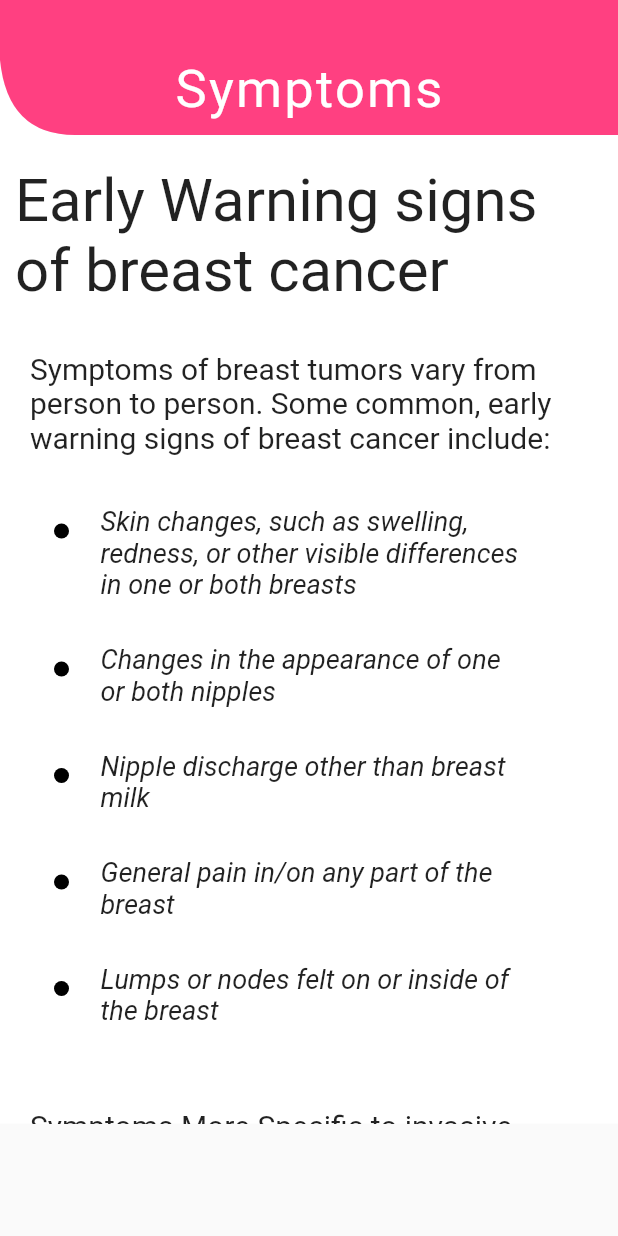
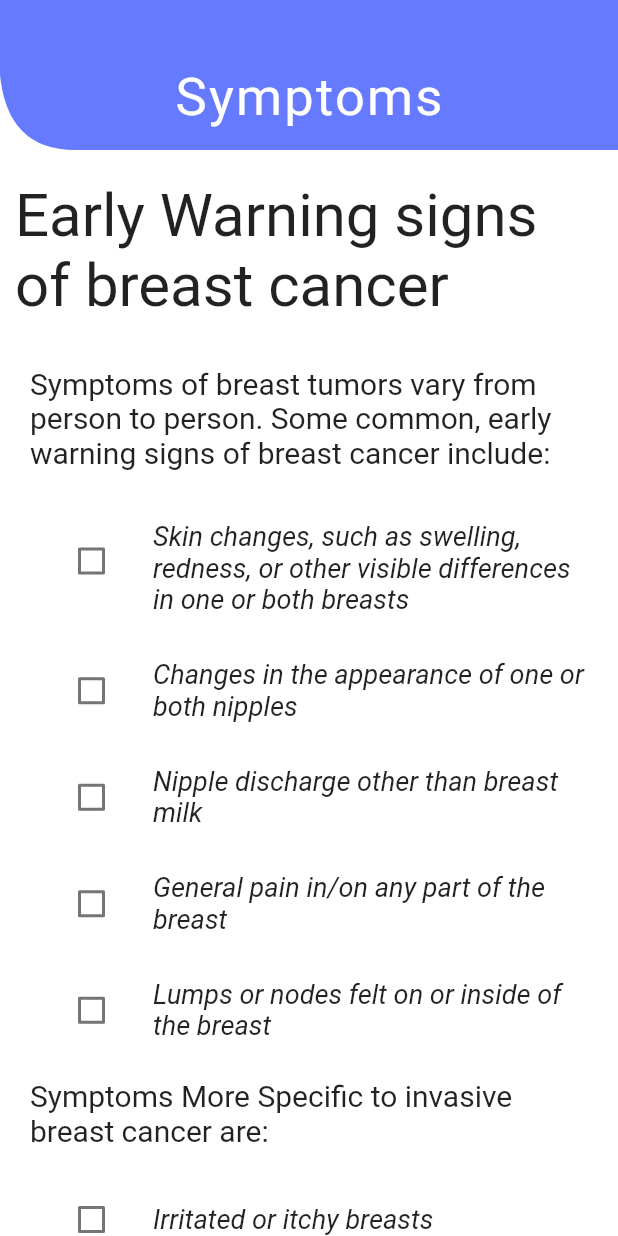
Before and after one commit to ParthPandey2236/Healthx, a Flutter app: the Symptoms screen opened directly, on a phone screen of 412 x 824 dp. Run offline on Flutter 3.47's test engine with Material 2 defaults, Android fonts, the light colour scheme and no system bars; our stand-ins replace cloud_firestore, eva_icons_flutter, firebase_auth, firebase_core, shared_preferences; accounts and stored records are empty.

Commit message:
Update SymptomsPage.dart

```diff
--- a/lib/SymptomsPage.dart
+++ b/lib/SymptomsPage.dart
@@ -1,5 +1,6 @@
 import 'package:flutter/material.dart';
-import 'package:eva_icons_flutter/eva_icons_flutter.dart';
+int Total_female_symptoms = 20;
+int Total_male_symptoms = 4;
 
 class Symptoms extends StatefulWidget {
   @override
@@ -8,20 +9,19 @@ class Symptoms extends StatefulWidget {
 
 class _SymptomsState extends State<Symptoms> {
   @override
+  void initState(){
+    Total_female_symptoms = 20;
+    Total_male_symptoms = 4;
+    super.initState();
+  }
+  @override
   Widget build(BuildContext context) {
     return Scaffold(
       body: Container(
         width: MediaQuery.of(context).size.width,
-        height: MediaQuery.of(context).size.height-75,
+        height: MediaQuery.of(context).size.height,
         decoration: BoxDecoration(
           color: Colors.white,
-          // image: new DecorationImage(
-          //     image: new AssetImage('assets/Pink.png'),
-          //     colorFilter:
-          //     ColorFilter.mode(Colors.black.withOpacity(0.2),
-          //         BlendMode.dstATop),
-          //     fit: BoxFit.cover
-          // )
         ),
         child: SingleChildScrollView(
           child: Column(
@@ -30,7 +30,7 @@ class _SymptomsState extends State<Symptoms> {
                 clipper: MyClipper(),
                 child: Container(
                   padding: EdgeInsets.fromLTRB(0, 30, 0, 0),
-                  height:90,
+                  height:100,
                   width: MediaQuery.of(context).size.width,
                   child: Center(
                     child: Text(
@@ -38,15 +38,7 @@ class _SymptomsState extends State<Symptoms> {
                       style: TextStyle(fontSize: 35,color:Colors.white,letterSpacing: 1.5),
                     ),
                   ),
-                  decoration: BoxDecoration(
-                      color: Colors.pinkAccent[200],
-                      boxShadow: [
-                        BoxShadow(
-                          color: Color.fromRGBO(255, 182, 193, 1),
-                          blurRadius: 50.0,
-                          offset: Offset(0,100),
-                        ),]
-                  ),
+                  color:Color(0xff667aff),
                 ),
               ),
               SizedBox(height: 20,),
@@ -68,12 +60,12 @@ class _SymptomsState extends State<Symptoms> {
                 ),
               ),
               SizedBox(height: 30),
-              CustomText(text: 'Skin changes, such as swelling, redness, or other visible differences in one or both breasts\n'),
-              CustomText(text:'Changes in the appearance of one or both nipples\n'),
-              CustomText(text:'Nipple discharge other than breast milk\n'),
-              CustomText(text:'General pain in/on any part of the breast\n'),
-              CustomText(text:'Lumps or nodes felt on or inside of the breast\n',),
-              SizedBox(height :30),
+              CustomText(text: 'Skin changes, such as swelling, redness, or other visible differences in one or both breasts\n',value:false),
+              CustomText(text:'Changes in the appearance of one or both nipples\n',value:false),
+              CustomText(text:'Nipple discharge other than breast milk\n',value:false),
+              CustomText(text:'General pain in/on any part of the breast\n',value:false),
+              CustomText(text:'Lumps or nodes felt on or inside of the breast\n',value:false),
+              //SizedBox(height :30),
               Container(
                 padding: EdgeInsets.fromLTRB(20, 0, 10, 0),
                 child: Text(
@@ -82,13 +74,13 @@ class _SymptomsState extends State<Symptoms> {
                 ),
               ),
               SizedBox(height:30),
-              CustomText(text: 'Irritated or itchy breasts\n'),
-              CustomText(text:'Change in breast color\n'),
-              CustomText(text:'Increase in breast size or shape (over a short period of time)\n'),
-              CustomText(text:'Changes in touch (may feel hard, tender or warm)\n'),
-              CustomText(text:'Peeling or flaking of the nipple skin\n'),
-              CustomText(text:'A breast lump or thickening\n',),
-              CustomText(text:'Redness or pitting of the breast skin (like the skin of an orange) ',),
+              CustomText(text: 'Irritated or itchy breasts\n',value:false),
+              CustomText(text:'Change in breast color\n',value:false),
+              CustomText(text:'Increase in breast size or shape (over a short period of time)\n',value:false),
+              CustomText(text:'Changes in touch (may feel hard, tender or warm)\n',value:false),
+              CustomText(text:'Peeling or flaking of the nipple skin\n',value:false),
+              CustomText(text:'A breast lump or thickening\n',value:false),
+              CustomText(text:'Redness or pitting of the breast skin (like the skin of an orange) ',value:false),
 
               SizedBox(height: 30,),
               Container(
@@ -139,14 +131,14 @@ class _SymptomsState extends State<Symptoms> {
                 ),
               ),
               SizedBox(height: 30),
-              CustomText(text: 'Red, swollen, itchy breast that is tender to the touch\n'),
-              CustomText(text:'The surface of the breast may take on a ridged or pitted appearance, similar to an orange peel (often called peau d’orange)\n'),
-              CustomText(text:'Heaviness, burning, or aching in one breast\n'),
-              CustomText(text:'One breast is visibly larger than the other\n'),
-              CustomText(text:'Inverted nipple (facing inward)\n'),
-              CustomText(text:'No mass is felt with a breast self-exam\n',),
-              CustomText(text:'Swollen lymph nodes under the arm and/or above the collarbone\n',),
-              CustomText(text: 'Symptoms unresolved after a course of antibiotics'),
+              CustomText(text: 'Red, swollen, itchy breast that is tender to the touch\n',value:false),
+              CustomText(text:'The surface of the breast may take on a ridged or pitted appearance, similar to an orange peel (often called peau d’orange)\n',value:false),
+              CustomText(text:'Heaviness, burning, or aching in one breast\n',value:false),
+              CustomText(text:'One breast is visibly larger than the other\n',value:false),
+              CustomText(text:'Inverted nipple (facing inward)\n',value:false),
+              CustomText(text:'No mass is felt with a breast self-exam\n',value:false),
+              CustomText(text:'Swollen lymph nodes under the arm and/or above the collarbone\n',value:false),
+              CustomText(text: 'Symptoms unresolved after a course of antibiotics',value:false),
               SizedBox(height: 30),
               Container(
                 padding: EdgeInsets.fromLTRB(20, 0, 10, 0),
@@ -166,11 +158,33 @@ class _SymptomsState extends State<Symptoms> {
                 ),
               ),
               SizedBox(height: 30),
-              CustomText(text: 'Lumps in the breast, usually painless\n'),
-              CustomText(text:'Thickening of the breast\n'),
-              CustomText(text:'Changes to the nipple or breast skin, such as dimpling, puckering or redness\n'),
-              CustomText(text:'Discharge of fluid from the nipples\n'),
+              CustomText(text: 'Lumps in the breast, usually painless\n',value:false),
+              CustomText(text:'Thickening of the breast\n',value:false),
+              CustomText(text:'Changes to the nipple or breast skin, such as dimpling, puckering or redness\n',value:false),
+              CustomText(text:'Discharge of fluid from the nipples\n',value:false),
               SizedBox(height:10),
+              Container(
+                //padding: EdgeInsets.fromLTRB(0, 0, 0, 0),
+                child: FlatButton(
+                  onPressed: (){
+                    chooseGenderDialog(context);
+                  },
+                  color: Color(0xff667aff),
+                  child: Container(
+                    child: Text('Make a Prediction',
+                      style: TextStyle(
+                        color: Colors.white,
+                        fontSize: 20,
+                        fontWeight: FontWeight.bold,
+                        letterSpacing: 1.5,
+                      ),
+                    ),
+                  ),
+                ),
+                height: 50,
+                width: 200,
+              ),
+              SizedBox(height:80),
             ],
           ),
         ),
@@ -178,34 +192,83 @@ class _SymptomsState extends State<Symptoms> {
     );
   }
 }
+Future<dynamic> SetDefault() {
+  Total_female_symptoms = 20;
+  Total_male_symptoms = 4;
+}
 
-class CustomText extends StatelessWidget {
+class CustomText extends StatefulWidget {
+  CustomText({this.text,this.value});
   final String text;
-  final double height;
+  bool value=false;
+  @override
+  _CustomTextState createState() => _CustomTextState();
+}
 
-  CustomText({this.text,this.height});
-
+class _CustomTextState extends State<CustomText> {
+  int total = 0;
+  bool checkBoxvalue=false;
   @override
   Widget build(BuildContext context) {
     return Container(
-      padding: EdgeInsets.fromLTRB(20, 0, 20, 0),
+      padding: EdgeInsets.fromLTRB(20, 0, 0, 0),
       child: ListTile(
-        leading: Container(
-          height: 10,
-          width: 10,
-          decoration: BoxDecoration(
-            shape: BoxShape.circle,
-            color: Colors.black,
+        leading:Container(
+          padding:EdgeInsets.only(bottom:20),
+          height: 50,
+          width: 50,
+          child: Checkbox(
+            value: widget.value,
+            activeColor: Colors.pinkAccent[200],
+            onChanged: (bool val){
+              CalculateSymptoms();
+              setState(() {
+                widget.value=val;
+              });
+            },
           ),
         ),
-        title: Transform(
-          transform: Matrix4.translationValues(-25, 0.0, 0.0),
-          child: Text(
-              text,
-              style: TextStyle(fontStyle: FontStyle.italic, fontSize: 18)),
-        ),
+        title: Text(
+            widget.text,
+            style: TextStyle(fontStyle: FontStyle.italic, fontSize: 18
+            )),
       ),
     );
+  }
+
+  void CalculateSymptoms() {
+    if(widget.text == 'Lumps in the breast, usually painless\n'){
+      if(widget.value==true)
+        Total_male_symptoms+=1;
+      else
+        Total_male_symptoms-=1;
+    }
+    else if(widget.text == 'Thickening of the breast\n'){
+      if(widget.value==true)
+        Total_male_symptoms+=1;
+      else
+        Total_male_symptoms-=1;
+    }
+    else if(widget.text == 'Changes to the nipple or breast skin, such as dimpling, puckering or redness\n')
+    {
+      if(widget.value==true)
+        Total_male_symptoms+=1;
+      else
+        Total_male_symptoms-=1;
+    }
+    else if(widget.text == 'Discharge of fluid from the nipples\n'){
+      if(widget.value==true)
+        Total_male_symptoms+=1;
+      else
+        Total_male_symptoms-=1;
+    }
+    else{
+      if(widget.value==true)
+        Total_female_symptoms+=1;
+      else
+        Total_female_symptoms-=1;
+    }
+    print(widget.value.toString()+Total_female_symptoms.toString()+Total_male_symptoms.toString());
   }
 }
 
@@ -227,3 +290,109 @@ class MyClipper extends CustomClipper<Path>{
     return true;
   }
 }
+chooseGenderDialog(BuildContext context) {
+  // Create button
+  Widget cancelButton = FlatButton(
+    child: Text("Cancel",
+      style: TextStyle(
+        fontSize: 20,
+      ),),
+    onPressed: () {
+      Navigator.of(context).pop();
+    },
+  );
+
+  Widget ChooseMaleGender = FlatButton(
+    child:Text("Male",
+      style: TextStyle(
+        fontSize: 20,
+      ),),
+    onPressed:(){
+      Navigator.of(context).pop();
+      calculatePrediction(context,'Male');
+    },
+  );
+  Widget ChooseFemaleGender = FlatButton(
+    child:Text("Female",
+      style: TextStyle(
+        fontSize: 20,
+      ),),
+    onPressed:(){
+      Navigator.of(context).pop();
+      calculatePrediction(context,'Female');
+    },
+  );
+
+  Widget ChooseOtherGender = FlatButton(
+    child:Text("Others",
+      style: TextStyle(
+        fontSize: 20,
+      ),),
+    onPressed:(){
+      Navigator.of(context).pop();
+      calculatePrediction(context,'Others');
+    },
+  );
+
+  // Create AlertDialog
+  AlertDialog alert = AlertDialog(
+    title: Text("Choose your gender"),
+    actions: [
+      ChooseMaleGender,
+      ChooseFemaleGender,
+      ChooseOtherGender,
+      cancelButton,
+    ],
+  );
+  // show the dialog
+  showDialog(
+    context: context,
+    builder: (BuildContext context) {
+      return alert;
+    },
+  );
+}
+
+calculatePrediction(BuildContext context,String text) {
+  Widget okButton = FlatButton(
+    child: Text("OK",
+      style: TextStyle(
+        fontSize: 20,
+      ),),
+    onPressed: () {
+      Navigator.of(context).pop();
+    },
+  );
+
+  // Create AlertDialog
+  AlertDialog alert = AlertDialog(
+    title: Text(text),
+    content: Container(
+      height: MediaQuery.of(context).size.height/5,
+      child: Column(
+        children: [
+          if(text=='Male')
+            Text(((4-Total_male_symptoms)*25).toString()+'%\n',
+                style: TextStyle(fontSize:30))
+          else if(text=='Female')
+            Text(((20-Total_female_symptoms)*5).toString()+'%\n',
+                style: TextStyle(fontSize:30))
+          else
+            Text(((24-Total_male_symptoms-Total_female_symptoms)*4).toString()+'%\n',
+                style: TextStyle(fontSize:30)),
+          Text("This is in no way a perfect prediction. This is just a rough estimate based on the symptoms you selected"),
+        ],
+      ),
+    ),
+    actions: [
+      okButton,
+    ],
+  );
+  // show the dialog
+  showDialog(
+    context: context,
+    builder: (BuildContext context) {
+      return alert;
+    },
+  );
+}
```
